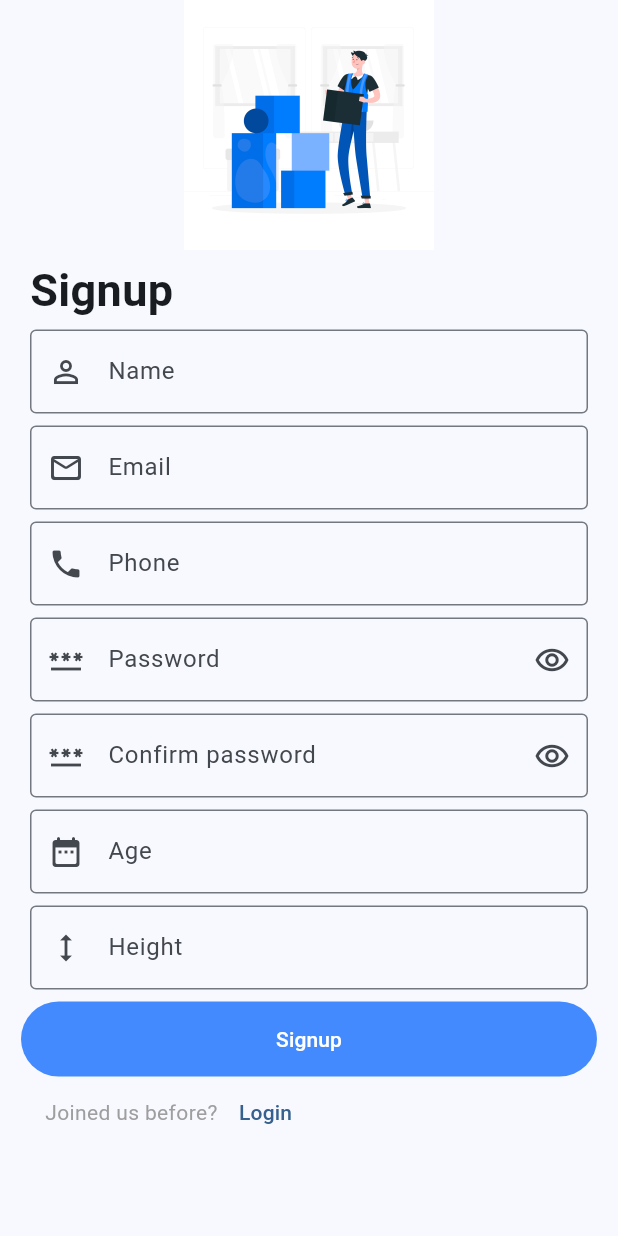
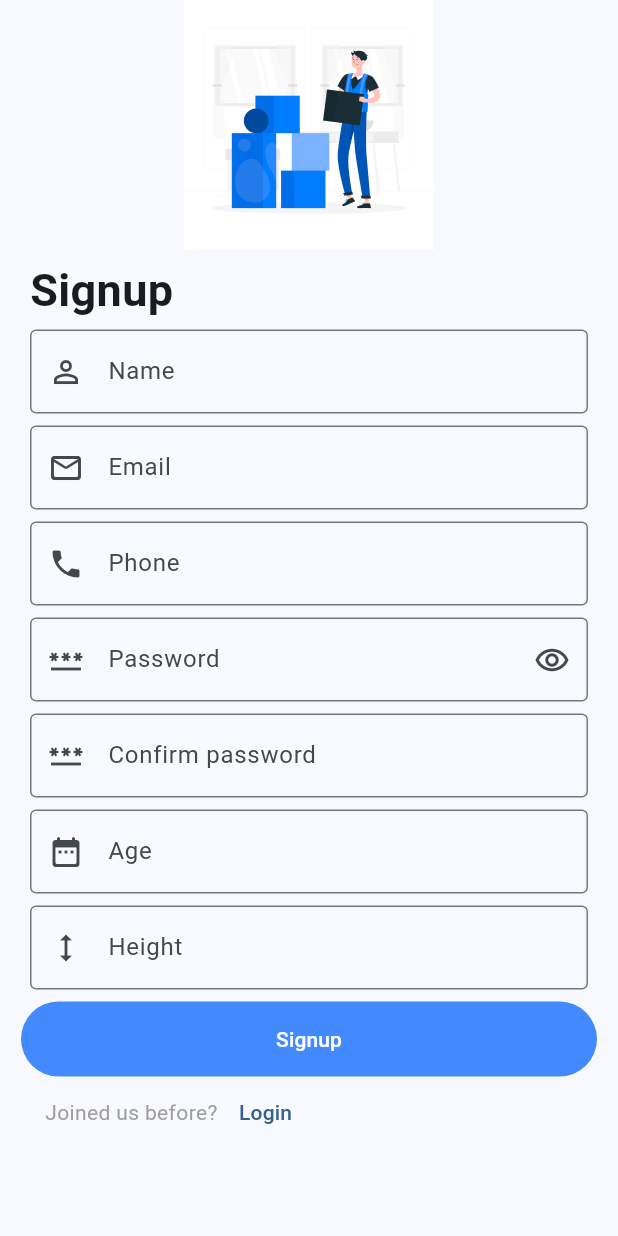
Before and after one commit to Andrew-A-A/Weather-App, a Flutter app: the screen it shows after launch, after a tap on "Register", on a phone screen of 412 x 824 dp. Run offline on Flutter 3.47's test engine with Material 2 defaults, Android fonts, the phone set to English and light mode, and no system bars; our stand-ins replace flutter_bloc, sqflite; accounts and stored records are empty.

Commit message:
Solve bugs in signup screen

```diff
--- a/lib/login.dart
+++ b/lib/login.dart
@@ -88,7 +88,6 @@ class LoginApp extends StatelessWidget {
                         padding: EdgeInsets.only(left: 30 ),
                         child: Text("New to the app?", style: TextStyle(fontFamily: 'Roboto',color: Colors.grey)),
                       ),
-                      //TODO: Add action when register button is pressed
                       TextButton(onPressed: (){
                         Navigator.of(context).push(MaterialPageRoute(builder: (BuildContext context)=> const Signup()));
                       }, child: const Text("Register"))
--- a/lib/main.dart
+++ b/lib/main.dart
@@ -7,10 +7,12 @@ void main() {
 }
 
 class MyApp extends StatelessWidget {
+
   const MyApp({super.key});
   @override
   Widget build(BuildContext context) {
     return MaterialApp(
+      debugShowCheckedModeBanner: false,
       theme: ThemeData(
         colorScheme: ColorScheme.fromSeed(seedColor: Colors.blue),
         useMaterial3: true,
--- a/lib/signup.dart
+++ b/lib/signup.dart
@@ -1,9 +1,17 @@
-import 'package:flutter/cupertino.dart';
 import 'package:flutter/material.dart';
 import 'package:flutter_bloc/flutter_bloc.dart';
 
 import 'App_cubit/App_cubit.dart';
 import 'App_cubit/App_states.dart';
+
+var nameController = TextEditingController();
+var emailController = TextEditingController();
+var passwordController = TextEditingController();
+var confirmPasswordController = TextEditingController();
+var phoneController = TextEditingController();
+var ageController = TextEditingController();
+var heightController = TextEditingController();
+
 
 class Signup extends StatelessWidget {
   const Signup({super.key});
@@ -21,10 +29,11 @@ class Signup extends StatelessWidget {
         builder: (context, state) {
           AppCubit cubit = AppCubit.get(context);
           return  Scaffold(
-           // resizeToAvoidBottomInset: false,
+            resizeToAvoidBottomInset: true,
 
-            body: Column(
-              children: [
+            body: SingleChildScrollView(
+              child: Column(
+                children:<Widget>[
                   Image.asset('assets/images/registerr.jpg',scale: 12,alignment: Alignment.topCenter,fit: BoxFit.contain ),
                   //First row contains word 'Login' only
                   const Row(
@@ -35,15 +44,12 @@ class Signup extends StatelessWidget {
                         ),
                       ]),
 
-
-                SingleChildScrollView(
-                    child: Stack(
-                        children: <Widget>[
-                          Column(children: [
                               //Name text box
                               Padding(
                                 padding: const EdgeInsets.only(left: 20,right: 20,bottom: 8),
                                 child: TextFormField(
+                                  controller: nameController,
+                                  textInputAction: TextInputAction.next,
                                   keyboardType: TextInputType.emailAddress,
                                   decoration: const InputDecoration(
                                       border: OutlineInputBorder(),
@@ -56,8 +62,9 @@ class Signup extends StatelessWidget {
                               Padding(
                                 padding: const EdgeInsets.only(left: 20,right: 20,bottom: 8),
                                 child: TextFormField(
+                                  controller: emailController,
                                   keyboardType: TextInputType.emailAddress,
-
+                                  textInputAction: TextInputAction.next,
                                   decoration: const InputDecoration(
                                       border: OutlineInputBorder(),
                                       labelText: "Email",
@@ -69,7 +76,9 @@ class Signup extends StatelessWidget {
                               Padding(
                                 padding:  const EdgeInsets.only(left: 20,right: 20,bottom: 8),
                                 child: TextFormField(
+                                  controller: phoneController,
                                   keyboardType: TextInputType.phone,
+                                  textInputAction: TextInputAction.next,
                                   enableSuggestions: true,
                                   decoration:  const InputDecoration(
                                     border: OutlineInputBorder(),
@@ -81,8 +90,9 @@ class Signup extends StatelessWidget {
                               Padding(
                                 padding:  const EdgeInsets.only(left: 20,right: 20,bottom: 8),
                                 child: TextFormField(
+                                  controller: passwordController,
                                   keyboardType: TextInputType.visiblePassword,
-
+                                  textInputAction: TextInputAction.next,
                                   obscureText: cubit.hidePassword,
                                   enableSuggestions: false,
                                   autocorrect: false,
@@ -99,25 +109,26 @@ class Signup extends StatelessWidget {
                               Padding(
                                 padding:  const EdgeInsets.only(left: 20,right: 20,bottom: 8),
                                 child: TextFormField(
+                                  controller: confirmPasswordController,
                                   keyboardType: TextInputType.visiblePassword,
-
+                                  textInputAction: TextInputAction.next,
                                   obscureText: cubit.hidePassword,
                                   enableSuggestions: false,
                                   autocorrect: false,
-                                decoration:  InputDecoration(
-                                    border: const OutlineInputBorder(),
+                                  decoration:  const InputDecoration(
+                                      border: OutlineInputBorder(),
                                       labelText: "Confirm password",
-                                    prefixIcon: const Icon(Icons.password),
-                                    suffixIcon: GestureDetector(child:(cubit.hidePassword) ?const Icon(Icons.remove_red_eye_outlined):const Icon(Icons.remove_red_eye_rounded), onTap:(){
-                                      cubit.switchPasswordVisibility();
-                                    },)
+                                      prefixIcon: Icon(Icons.password),
+
                                   ),),
                               ),
                               //Age text box
                               Padding(
                                 padding: const EdgeInsets.only(left: 20,right: 20,bottom: 8),
                                 child: TextFormField(
+                                  controller: ageController,
                                   keyboardType: TextInputType.number,
+                                  textInputAction: TextInputAction.next,
                                   decoration: const InputDecoration(
                                       border: OutlineInputBorder(),
                                       labelText: "Age",
@@ -129,6 +140,7 @@ class Signup extends StatelessWidget {
                               Padding(
                                 padding: const EdgeInsets.only(left: 20,right: 20,bottom: 8),
                                 child: TextFormField(
+                                  controller: heightController,
                                   keyboardType: TextInputType.number,
                                   decoration: const InputDecoration(
                                       border: OutlineInputBorder(),
@@ -136,10 +148,6 @@ class Signup extends StatelessWidget {
                                       prefixIcon: Icon(Icons.height)
                                   ),
                                 ),
-                            ),],)
-
-                        ]
-                    )
                               ),
 
                   //TODO: Add action when signup button is pressed
@@ -168,6 +176,7 @@ class Signup extends StatelessWidget {
                   )
                 ],
               ),
+            ),
           );
         },
       ),
```
Lines whose indentation alone changed are shown as unchanged.
